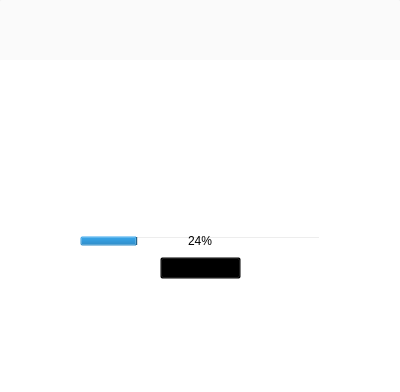
meganz/MEGAsync, file src/MEGASync/gui/macx/GuestWidget.ui: the form before one commit.
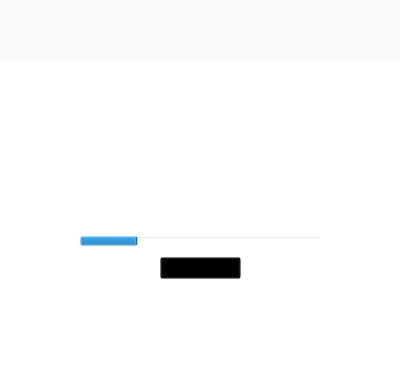
The form after the commit. The open tabs and pages were chosen to show the change. Icons and pictures are not drawn.

```diff
--- a/src/MEGASync/gui/macx/GuestWidget.ui
+++ b/src/MEGASync/gui/macx/GuestWidget.ui
@@ -887,6 +887,12 @@
                   <property name="alignment">
                    <set>Qt::AlignCenter</set>
                   </property>
+                  <property name="textVisible">
+                   <bool>false</bool>
+                  </property>
+                  <property name="format">
+                   <string notr="true">%p%</string>
+                  </property>
                  </widget>
                 </item>
                 <item>
```
